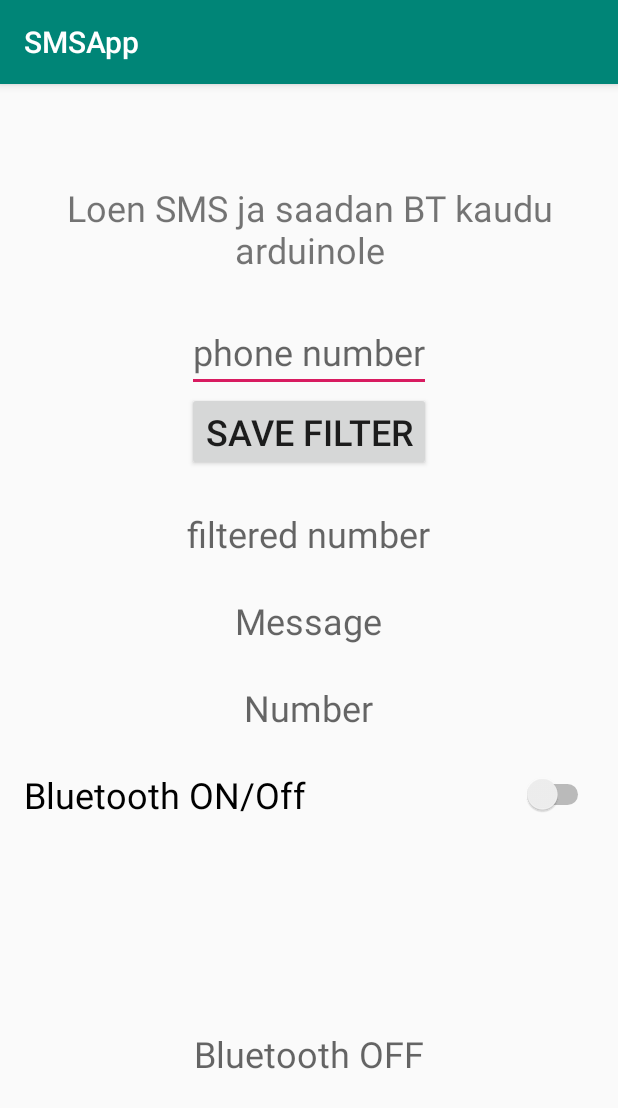
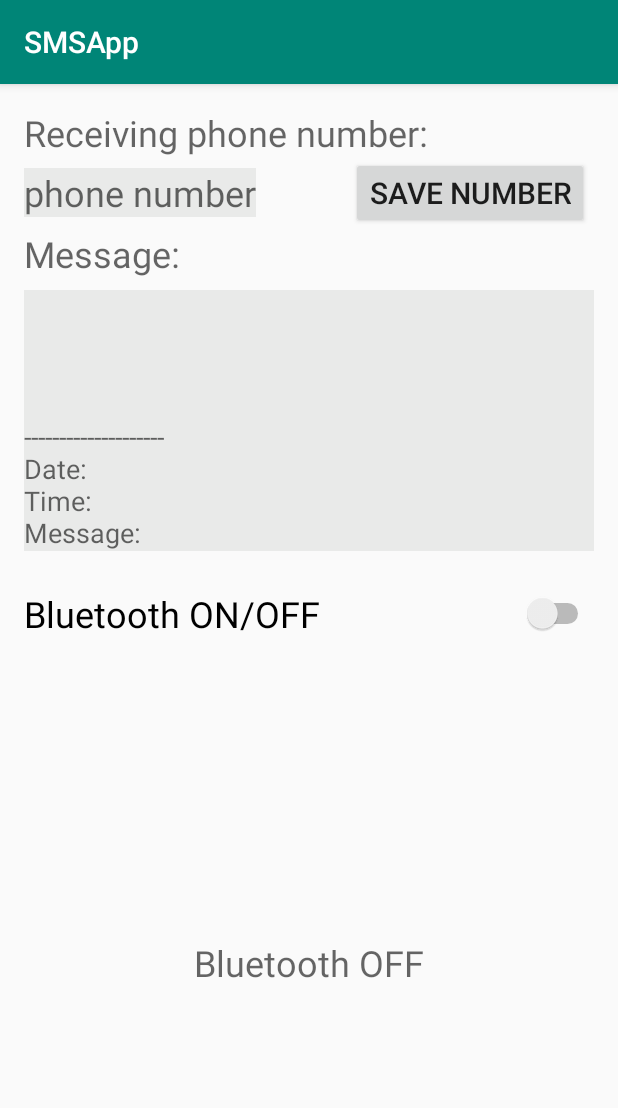
Before and after one commit to AntonKink/antkin-l6putoo, an Android app: the screen it shows after launch (MainActivity), on a phone screen of 412 x 824 dp. Shown: the top 1108 px of the screen. Run offline under Robolectric (Android 15) with nearby library versions, the phone set to English and light mode, and no system bars.

Commit message:
disaini muutmine ja faili salvestamine

```diff
--- a/SMSApp/app/src/main/AndroidManifest.xml
+++ b/SMSApp/app/src/main/AndroidManifest.xml
@@ -8,7 +8,8 @@
         android:label="@string/app_name"
         android:roundIcon="@mipmap/ic_launcher_round"
         android:supportsRtl="true"
-        android:theme="@style/AppTheme">
+        android:theme="@style/AppTheme"
+        android:requestLegacyExternalStorage="true">
 
         <activity android:name=".MainActivity">
             <intent-filter>
@@ -34,5 +35,6 @@
     <uses-permission android:name="android.permission.BLUETOOTH_ADMIN"/>
     <uses-permission android:name="android.permission.ACCESS_COARSE_LOCATION"/>
     <uses-permission android:name="android.permission.ACCESS_FINE_LOCATION"/>
+    <uses-permission android:name="android.permission.WRITE_EXTERNAL_STORAGE" />
 
 </manifest>
--- a/SMSApp/app/src/main/res/layout/activity_main.xml
+++ b/SMSApp/app/src/main/res/layout/activity_main.xml
@@ -9,59 +9,57 @@
     tools:context=".MainActivity">
 
     <!-- alt+enter - store string as @string/ -->
-    <TextView
-        android:id="@+id/textView"
+    <LinearLayout
         android:layout_width="match_parent"
         android:layout_height="wrap_content"
-        android:text="@string/Pealkiri"
-        android:gravity="center"
-        android:layout_marginTop="50dp"
-        android:textSize="24sp"
-        />
+        android:orientation="vertical">
+        <TextView
+            android:layout_width="wrap_content"
+            android:layout_height="wrap_content"
+            android:hint="Receiving phone number:"
+            android:textSize="24sp"/>
+        <LinearLayout
+            android:layout_width="match_parent"
+            android:layout_height="wrap_content"
+            android:orientation="horizontal">
             <EditText
                 android:layout_width="wrap_content"
                 android:layout_height="wrap_content"
                 android:hint="phone number"
                 android:inputType="phone"
+                android:background="#1010"
                 android:layout_gravity="center"
-        android:layout_marginTop="25dp"
+                android:layout_marginRight="25dp"
                 android:textSize="24sp"
                 android:id="@+id/FilteredPhoneNo"
                 />
             <Button
+                android:id="@+id/btn_filter"
                 android:layout_width="wrap_content"
                 android:layout_height="wrap_content"
-        android:text="save filter"
                 android:layout_gravity="center"
-        android:textSize="24sp"
-        android:id="@+id/btn_filter"/>
+                android:layout_marginLeft="38dp"
+                android:text="save number"
+                android:textSize="20sp" />
+        </LinearLayout>
+    </LinearLayout>
     <TextView
         android:layout_width="wrap_content"
         android:layout_height="wrap_content"
-        android:hint="filtered number"
-        android:layout_gravity="center"
-        android:layout_marginTop="25dp"
-        android:textSize="24sp"
-        android:id="@+id/number1"
-    />
-    <TextView
-        android:layout_width="wrap_content"
+        android:hint="Message:"
+        android:textSize="24sp"/>
+    <EditText
+        android:layout_width="match_parent"
         android:layout_height="wrap_content"
-        android:hint="@string/message"
-        android:layout_gravity="center"
-        android:layout_marginTop="25dp"
-        android:textSize="24sp"
-        android:id="@+id/message"
-        />
-    <TextView
-        android:layout_width="wrap_content"
-        android:layout_height="wrap_content"
-        android:hint="@string/number"
-        android:layout_gravity="center"
-        android:layout_marginTop="25dp"
-        android:textSize="24sp"
-        android:id="@+id/number"
-        />
+        android:layout_below="@+id/btn_disconnect"
+        android:layout_marginTop="8dp"
+        android:lines="8"
+        android:background="#1010"
+        android:hint="\n--------------------\nDate: \nTime: \nMessage: "
+        android:scrollbars="vertical"
+        android:editable="false"
+        android:gravity="bottom"
+        android:id="@+id/et_console2"/>
     <Switch
         android:layout_width="match_parent"
         android:layout_height="wrap_content"
@@ -129,27 +127,25 @@
             android:layout_marginTop="4dp"
             android:textSize="24sp"
             android:id="@+id/btn_disconnect"/>
+        <TextView
+            android:layout_width="wrap_content"
+            android:layout_height="wrap_content"
+            android:hint="Answer from Arduino:"
+            android:textSize="24sp"
+            android:layout_below="@+id/btn_disconnect"
+            android:id="@+id/console_hint"/>
         <EditText
             android:layout_width="match_parent"
             android:layout_height="wrap_content"
-            android:layout_below="@+id/btn_disconnect"
+            android:layout_below="@+id/console_hint"
             android:layout_marginTop="8dp"
-            android:lines="4"
+            android:lines="8"
+            android:background="#1010"
+            android:hint="\n--------------------\nDate: \nTime: \nAnswer: "
             android:scrollbars="vertical"
             android:editable="false"
             android:gravity="bottom"
-            android:id="@+id/et_console"/><!-- lines should be 6-->
-        <TextView
-            android:layout_width="wrap_content"
-            android:layout_height="wrap_content"
-            android:layout_below="@+id/et_console"
-            android:hint="answer from arduino"
-            android:layout_marginTop="25dp"
-            android:textSize="24sp"
-            android:id="@+id/tv_answer"
-            />
-
-
+            android:id="@+id/et_console"/>
     </RelativeLayout>
 
 </LinearLayout>
--- a/SMSApp/app/src/main/res/values/strings.xml
+++ b/SMSApp/app/src/main/res/values/strings.xml
@@ -1,9 +1,7 @@
 <resources>
     <string name="app_name">SMSApp</string>
-    <string name="Pealkiri">Loen SMS ja saadan BT kaudu arduinole</string>
     <string name="message">Message</string>
-    <string name="number">Number</string>
-    <string name="bluetooth_on_off">Bluetooth ON/Off</string>
+    <string name="bluetooth_on_off">Bluetooth ON/OFF</string>
     <string name="bt_off">Bluetooth OFF</string>
     <string name="search">Search</string>
 </resources>
```
Also changed, not shown: SMSApp/app/src/main/java/com/antkin/smsapp/MainActivity.java (+116 -17 lines), 2 other files. Lines whose indentation alone changed are shown as unchanged.
